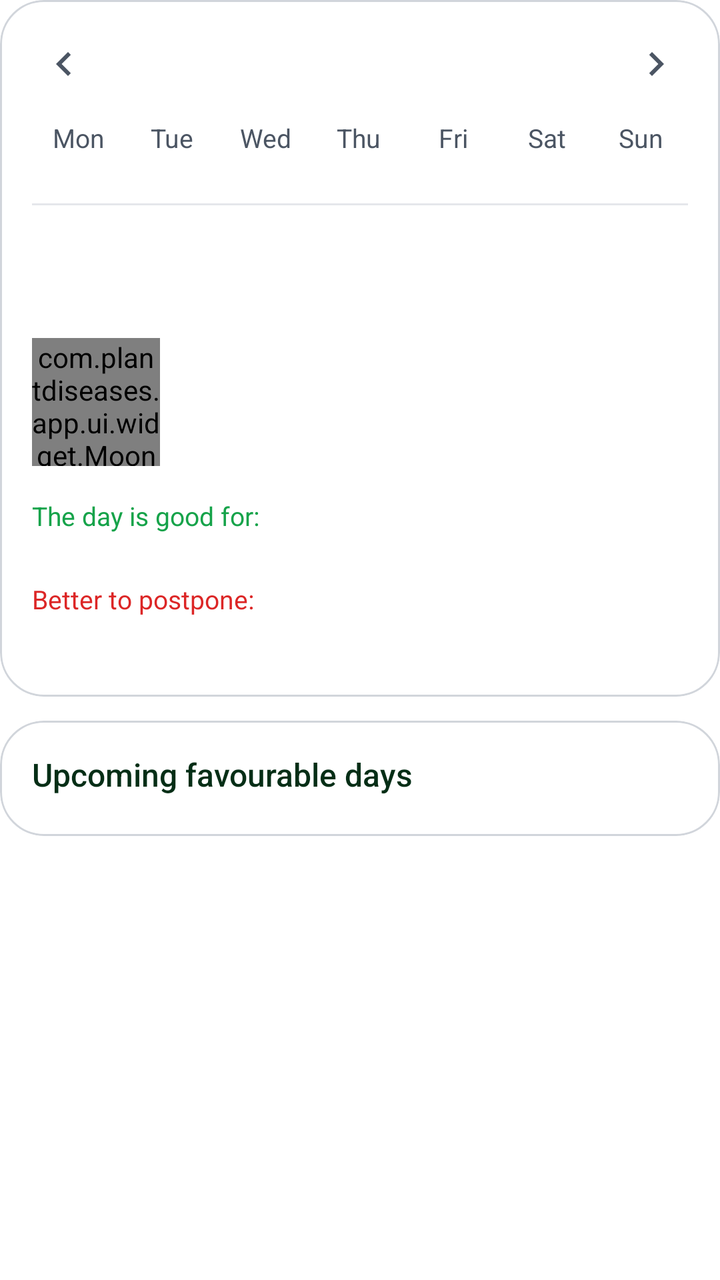
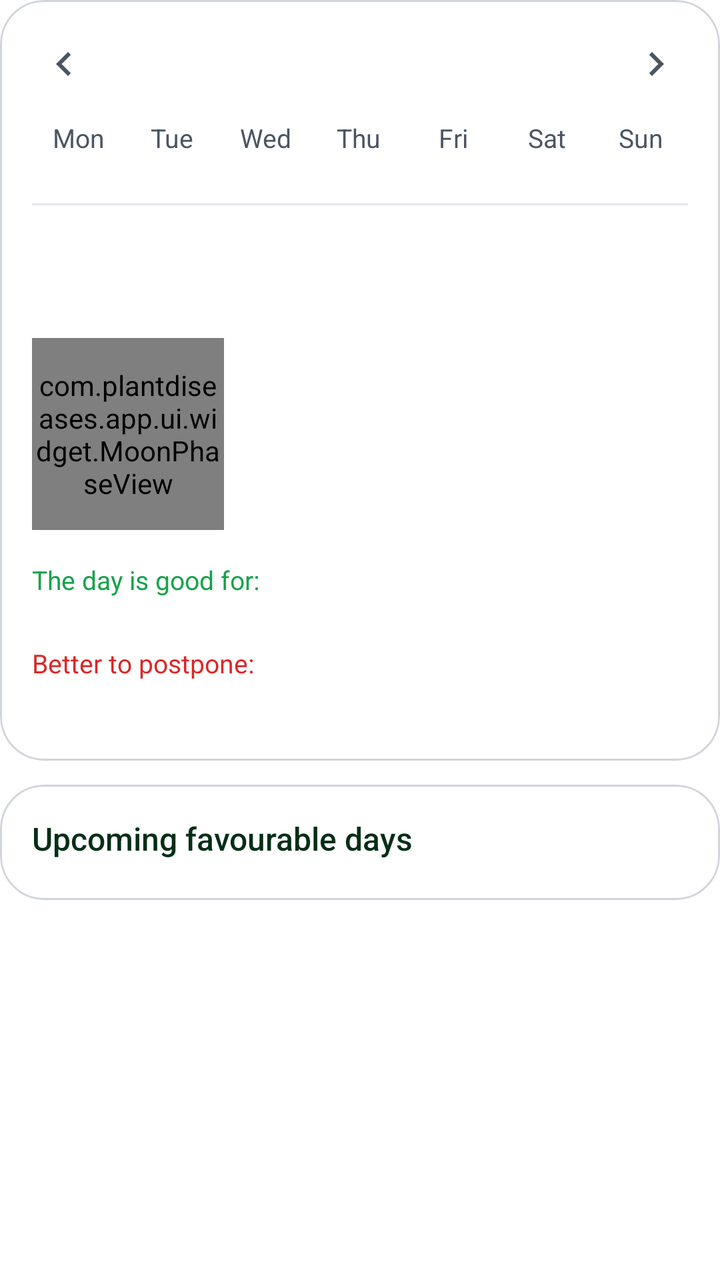

The first picture is an Android layout as it rendered before a commit; the second is the same layout after the commit. The layout source and the unified diff follow.
<!-- AndroidManifest.xml: application theme Theme.PlantDiseases -->
<!-- res/layout/view_lunar_calendar.xml -->
<?xml version="1.0" encoding="utf-8"?>
<LinearLayout xmlns:android="http://schemas.android.com/apk/res/android"
    xmlns:app="http://schemas.android.com/apk/res-auto"
    android:id="@+id/lunar_root"
    android:layout_width="match_parent"
    android:layout_height="wrap_content"
    android:orientation="vertical">

    
    <com.google.android.material.card.MaterialCardView
        style="@style/App.GlassCard"
        android:layout_width="match_parent"
        android:layout_height="wrap_content"
        app:cardBackgroundColor="@color/surface">

        <LinearLayout
            android:layout_width="match_parent"
            android:layout_height="wrap_content"
            android:orientation="vertical">

            <LinearLayout
                android:layout_width="match_parent"
                android:layout_height="wrap_content"
                android:gravity="center_vertical"
                android:orientation="horizontal">

                <ImageView
                    android:id="@+id/lunar_prev"
                    android:layout_width="32dp"
                    android:layout_height="32dp"
                    android:background="?attr/selectableItemBackgroundBorderless"
                    android:contentDescription="@string/lunar_prev_month"
                    android:padding="4dp"
                    android:rotation="180"
                    android:src="@drawable/ic_chevron_right"
                    app:tint="@color/on_surface_secondary" />

                <TextView
                    android:id="@+id/lunar_month_label"
                    android:layout_width="0dp"
                    android:layout_height="wrap_content"
                    android:layout_weight="1"
                    android:fontFamily="sans-serif-medium"
                    android:gravity="center"
                    android:textColor="@color/on_surface"
                    android:textSize="@dimen/text_title_sm" />

                <ImageView
                    android:id="@+id/lunar_next"
                    android:layout_width="32dp"
                    android:layout_height="32dp"
                    android:background="?attr/selectableItemBackgroundBorderless"
                    android:contentDescription="@string/lunar_next_month"
                    android:padding="4dp"
                    android:src="@drawable/ic_chevron_right"
                    app:tint="@color/on_surface_secondary" />
            </LinearLayout>

            <LinearLayout
                android:id="@+id/lunar_dow_row"
                android:layout_width="match_parent"
                android:layout_height="wrap_content"
                android:layout_marginTop="@dimen/space_md"
                android:orientation="horizontal">

                <TextView
                    android:layout_width="0dp"
                    android:layout_height="wrap_content"
                    android:layout_weight="1"
                    android:gravity="center"
                    android:text="@string/lunar_dow_mon"
                    android:textColor="@color/on_surface_secondary"
                    android:textSize="@dimen/text_body_sm" />

                <TextView
                    android:layout_width="0dp"
                    android:layout_height="wrap_content"
                    android:layout_weight="1"
                    android:gravity="center"
                    android:text="@string/lunar_dow_tue"
                    android:textColor="@color/on_surface_secondary"
                    android:textSize="@dimen/text_body_sm" />

                <TextView
                    android:layout_width="0dp"
                    android:layout_height="wrap_content"
                    android:layout_weight="1"
                    android:gravity="center"
                    android:text="@string/lunar_dow_wed"
                    android:textColor="@color/on_surface_secondary"
                    android:textSize="@dimen/text_body_sm" />

                <TextView
                    android:layout_width="0dp"
                    android:layout_height="wrap_content"
                    android:layout_weight="1"
                    android:gravity="center"
                    android:text="@string/lunar_dow_thu"
                    android:textColor="@color/on_surface_secondary"
                    android:textSize="@dimen/text_body_sm" />

                <TextView
                    android:layout_width="0dp"
                    android:layout_height="wrap_content"
                    android:layout_weight="1"
                    android:gravity="center"
                    android:text="@string/lunar_dow_fri"
                    android:textColor="@color/on_surface_secondary"
                    android:textSize="@dimen/text_body_sm" />

                <TextView
                    android:layout_width="0dp"
                    android:layout_height="wrap_content"
                    android:layout_weight="1"
                    android:gravity="center"
                    android:text="@string/lunar_dow_sat"
                    android:textColor="@color/on_surface_secondary"
                    android:textSize="@dimen/text_body_sm" />

                <TextView
                    android:layout_width="0dp"
                    android:layout_height="wrap_content"
                    android:layout_weight="1"
                    android:gravity="center"
                    android:text="@string/lunar_dow_sun"
                    android:textColor="@color/on_surface_secondary"
                    android:textSize="@dimen/text_body_sm" />
            </LinearLayout>

            <GridLayout
                android:id="@+id/lunar_grid"
                android:layout_width="match_parent"
                android:layout_height="wrap_content"
                android:layout_marginTop="@dimen/space_sm"
                android:columnCount="7" />

            <View
                android:layout_width="match_parent"
                android:layout_height="1dp"
                android:layout_marginTop="@dimen/space_lg"
                android:background="@color/divider" />

            
            <LinearLayout
                android:id="@+id/lunar_day_panel"
                android:layout_width="match_parent"
                android:layout_height="wrap_content"
                android:layout_marginTop="@dimen/space_lg"
                android:orientation="vertical">

                <TextView
                    android:id="@+id/lunar_today_title"
                    android:layout_width="match_parent"
                    android:layout_height="wrap_content"
                    android:fontFamily="sans-serif-medium"
                    android:textColor="@color/primary"
                    android:textSize="@dimen/text_title_sm" />

                <TextView
                    android:id="@+id/lunar_category_note"
                    android:layout_width="match_parent"
                    android:layout_height="wrap_content"
                    android:layout_marginTop="2dp"
                    android:textColor="@color/on_surface_secondary"
                    android:textSize="@dimen/text_caption" />

                <TextView
                    android:id="@+id/lunar_range_note"
                    android:layout_width="match_parent"
                    android:layout_height="wrap_content"
                    android:layout_marginTop="2dp"
                    android:textColor="@color/warning_amber"
                    android:textSize="@dimen/text_caption"
                    android:visibility="gone" />

                <LinearLayout
                    android:layout_width="match_parent"
                    android:layout_height="wrap_content"
                    android:layout_marginTop="@dimen/space_md"
                    android:gravity="center_vertical"
                    android:orientation="horizontal">

                    <com.plantdiseases.app.ui.widget.MoonPhaseView
                        android:id="@+id/lunar_moon"
                        android:layout_width="64dp"
                        android:layout_height="64dp" />

                    <LinearLayout
                        android:layout_width="0dp"
                        android:layout_height="wrap_content"
                        android:layout_marginStart="@dimen/space_lg"
                        android:layout_weight="1"
                        android:orientation="vertical">

                        <TextView
                            android:id="@+id/lunar_phase_name"
                            android:layout_width="match_parent"
                            android:layout_height="wrap_content"
                            android:textColor="@color/on_surface"
                            android:textSize="@dimen/text_title_sm" />

                        <LinearLayout
                            android:layout_width="match_parent"
                            android:layout_height="wrap_content"
                            android:layout_marginTop="2dp"
                            android:gravity="center_vertical"
                            android:orientation="horizontal">

                            <ImageView
                                android:id="@+id/lunar_sign_icon"
                                android:layout_width="20dp"
                                android:layout_height="20dp"
                                android:contentDescription="@null"
                                android:importantForAccessibility="no"
                                app:tint="@color/primary" />

                            <TextView
                                android:id="@+id/lunar_sign"
                                android:layout_width="0dp"
                                android:layout_height="wrap_content"
                                android:layout_marginStart="@dimen/space_xs"
                                android:layout_weight="1"
                                android:textColor="@color/on_surface"
                                android:textSize="@dimen/text_body" />
                        </LinearLayout>
                    </LinearLayout>
                </LinearLayout>

                <TextView
                    android:id="@+id/lunar_good_label"
                    android:layout_width="match_parent"
                    android:layout_height="wrap_content"
                    android:layout_marginTop="@dimen/space_lg"
                    android:text="@string/lunar_good_for"
                    android:textColor="@color/primary"
                    android:textSize="@dimen/text_body_sm" />

                <LinearLayout
                    android:id="@+id/lunar_good_tasks"
                    android:layout_width="match_parent"
                    android:layout_height="wrap_content"
                    android:layout_marginTop="@dimen/space_sm"
                    android:orientation="horizontal" />

                <TextView
                    android:id="@+id/lunar_avoid_label"
                    android:layout_width="match_parent"
                    android:layout_height="wrap_content"
                    android:layout_marginTop="@dimen/space_lg"
                    android:text="@string/lunar_avoid"
                    android:textColor="@color/disease_red"
                    android:textSize="@dimen/text_body_sm" />

                <LinearLayout
                    android:id="@+id/lunar_avoid_tasks"
                    android:layout_width="match_parent"
                    android:layout_height="wrap_content"
                    android:layout_marginTop="@dimen/space_sm"
                    android:orientation="horizontal" />
            </LinearLayout>

            <LinearLayout
                android:id="@+id/lunar_legend"
                android:layout_width="match_parent"
                android:layout_height="wrap_content"
                android:layout_marginTop="@dimen/space_lg"
                android:orientation="vertical" />
        </LinearLayout>
    </com.google.android.material.card.MaterialCardView>

    
    <com.google.android.material.card.MaterialCardView
        style="@style/App.GlassCard"
        android:layout_width="match_parent"
        android:layout_height="wrap_content"
        android:layout_marginTop="@dimen/space_md"
        app:cardBackgroundColor="@color/surface">

        <LinearLayout
            android:layout_width="match_parent"
            android:layout_height="wrap_content"
            android:orientation="vertical">

            <TextView
                android:layout_width="match_parent"
                android:layout_height="wrap_content"
                android:fontFamily="sans-serif-medium"
                android:text="@string/lunar_upcoming"
                android:textColor="@color/on_surface"
                android:textSize="@dimen/text_title_sm" />

            <LinearLayout
                android:id="@+id/lunar_upcoming_list"
                android:layout_width="match_parent"
                android:layout_height="wrap_content"
                android:layout_marginTop="@dimen/space_xs"
                android:orientation="vertical" />
        </LinearLayout>
    </com.google.android.material.card.MaterialCardView>
</LinearLayout>
<!-- resources referenced by this layout -->
<resources>
  <color name="disease_red">#DC2626</color>
  <color name="divider">#E5E7EB</color>
  <color name="on_surface">#052E16</color>
  <color name="on_surface_secondary">#4B5563</color>
  <color name="primary">#16A34A</color>
  <color name="surface">#FFFFFF</color>
  <color name="warning_amber">#D97706</color>
  <dimen name="space_lg">16dp</dimen>
  <dimen name="space_md">12dp</dimen>
  <dimen name="space_sm">8dp</dimen>
  <dimen name="space_xs">4dp</dimen>
  <dimen name="text_body">14sp</dimen>
  <dimen name="text_body_sm">13sp</dimen>
  <dimen name="text_caption">11sp</dimen>
  <dimen name="text_title_sm">16sp</dimen>
  <!-- drawable ic_chevron_right (drawable) -->
  <vector xmlns:android="http://schemas.android.com/apk/res/android" android:width="24dp" android:height="24dp" android:viewportWidth="24" android:viewportHeight="24">
      <path android:fillColor="#000000" android:pathData="M10,6L8.59,7.41 13.17,12l-4.58,4.59L10,18l6,-6z"/>
  </vector>
  <string name="lunar_avoid">Better to postpone:</string>
  <string name="lunar_dow_fri">Fri</string>
  <string name="lunar_dow_mon">Mon</string>
  <string name="lunar_dow_sat">Sat</string>
  <string name="lunar_dow_sun">Sun</string>
  <string name="lunar_dow_thu">Thu</string>
  <string name="lunar_dow_tue">Tue</string>
  <string name="lunar_dow_wed">Wed</string>
  <string name="lunar_good_for">The day is good for:</string>
  <string name="lunar_next_month">Next month</string>
  <string name="lunar_prev_month">Previous month</string>
  <string name="lunar_upcoming">Upcoming favourable days</string>
  <style name="App.GlassCard" parent="Widget.Material3.CardView.Filled">
          <item name="cardBackgroundColor">?attr/colorSurfaceContainerLow</item>
          <item name="cardCornerRadius">@dimen/radius_lg</item>
          <item name="cardElevation">0dp</item>
          <item name="strokeWidth">@dimen/glass_stroke_width</item>
          <item name="strokeColor">@color/card_stroke</item>
          <item name="contentPadding">@dimen/space_lg</item>
      </style>
  <dimen name="radius_lg">22dp</dimen>
  <dimen name="glass_stroke_width">1dp</dimen>
  <color name="card_stroke">#D1D5DB</color>
  <color name="primary_dark">#15803D</color>
  <color name="on_primary">#FFFFFF</color>
  <color name="primary_light">#DCFCE7</color>
  <color name="secondary">#4ADE80</color>
  <color name="on_secondary">#052E16</color>
  <color name="background">#FFFFFF</color>
  <color name="surface_variant">#F0FDF4</color>
  <color name="surface_container_low">#F4FBF6</color>
  <color name="surface_container">#ECF7F0</color>
  <style name="App.FAB" parent="Widget.Material3.FloatingActionButton.Primary">
          <item name="backgroundTint">@color/primary</item>
          <item name="tint">@color/on_primary</item>
          <item name="rippleColor">@color/primary_dark</item>
          <item name="elevation">6dp</item>
          <item name="hoveredFocusedTranslationZ">8dp</item>
          <item name="pressedTranslationZ">10dp</item>
      </style>
  <style name="App.FAB.Extended" parent="Widget.Material3.ExtendedFloatingActionButton.Primary">
          <item name="backgroundTint">@color/primary</item>
          <item name="iconTint">@color/on_primary</item>
          <item name="android:textColor">@color/on_primary</item>
          <item name="rippleColor">@color/primary_dark</item>
          <item name="elevation">6dp</item>
          <item name="android:fontFamily">sans-serif-medium</item>
          <item name="android:letterSpacing">0.02</item>
      </style>
  <style name="ShapeAppearance.App.Button" parent="ShapeAppearance.Material3.Corner.Large">
          <item name="cornerSize">24dp</item>
      </style>
  <dimen name="space_2xl">24dp</dimen>
  <!-- unchanged entries left out for length: 2 -->
</resources>

<!-- the commit's change to res/layout/view_lunar_calendar.xml (unified diff, before → after) -->
@@ -182,8 +182,8 @@
 
                     <com.plantdiseases.app.ui.widget.MoonPhaseView
                         android:id="@+id/lunar_moon"
-                        android:layout_width="64dp"
-                        android:layout_height="64dp" />
+                        android:layout_width="96dp"
+                        android:layout_height="96dp" />
 
                     <LinearLayout
                         android:layout_width="0dp"
@@ -257,6 +257,15 @@
                     android:layout_height="wrap_content"
                     android:layout_marginTop="@dimen/space_sm"
                     android:orientation="horizontal" />
+
+                
+                <LinearLayout
+                    android:id="@+id/lunar_category_breakdown"
+                    android:layout_width="match_parent"
+                    android:layout_height="wrap_content"
+                    android:layout_marginTop="@dimen/space_lg"
+                    android:orientation="vertical"
+                    android:visibility="gone" />
             </LinearLayout>
 
             <LinearLayout
@@ -270,6 +279,7 @@
 
     
     <com.google.android.material.card.MaterialCardView
+        android:id="@+id/lunar_upcoming_card"
         style="@style/App.GlassCard"
         android:layout_width="match_parent"
         android:layout_height="wrap_content"
